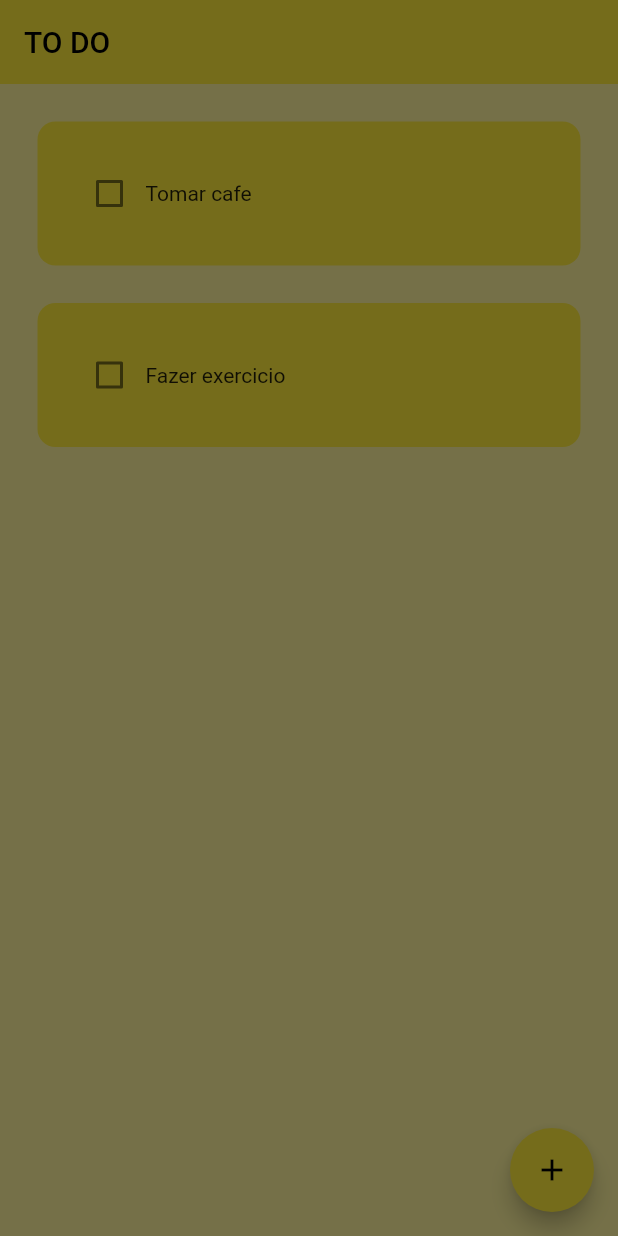
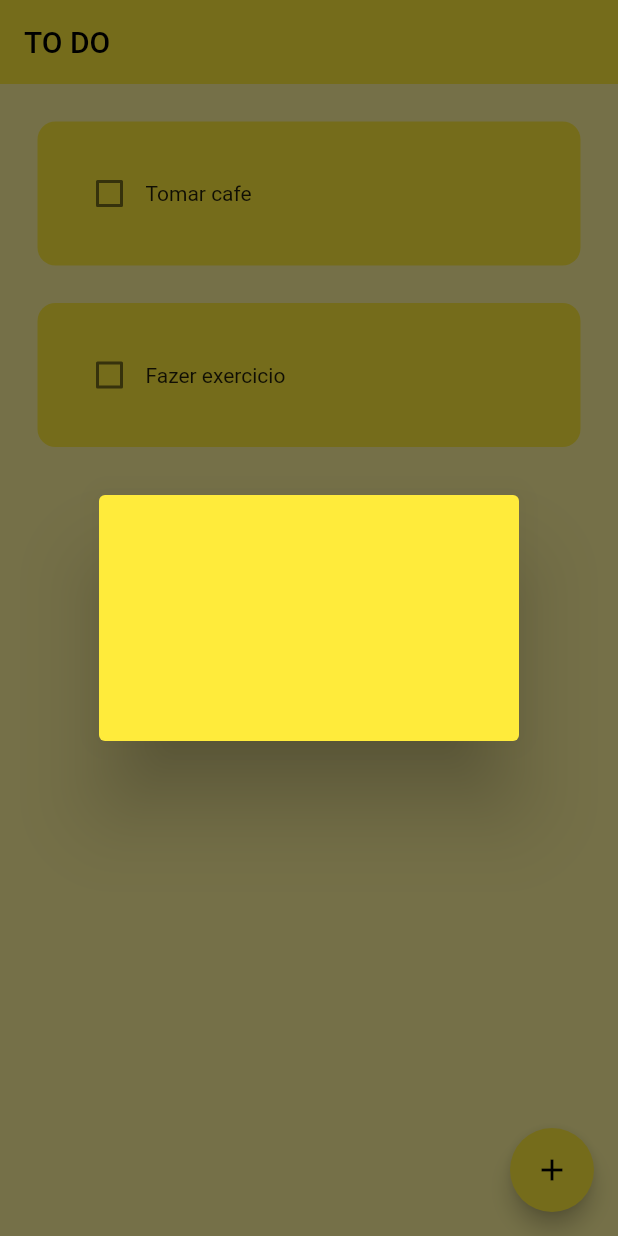
Before and after one commit to MarceloFigueira/todo_list, a Flutter app: the screen it shows after launch, after a tap on the "add" icon, on a phone screen of 412 x 824 dp. Run offline on Flutter 3.47's test engine with Material 2 defaults, Android fonts, the phone set to English and light mode, and no system bars.

Commit message:
create dialogBox

```diff
--- a/lib/app/home_page.dart
+++ b/lib/app/home_page.dart
@@ -1,4 +1,5 @@
 import 'package:flutter/material.dart';
+import 'package:todolist/utils/dialog_box.dart';
 import 'package:todolist/utils/todo_tile.dart';
 
 class HomePage extends StatefulWidget {
@@ -27,7 +28,7 @@ class _HomePageState extends State<HomePage> {
     showDialog(
         context: context,
         builder: (context) {
-          return const AlertDialog();
+          return const DialogBox();
         });
   }
 
--- /dev/null
+++ b/lib/utils/dialog_box.dart
@@ -0,0 +1,15 @@
+import 'package:flutter/material.dart';
+
+class DialogBox extends StatelessWidget {
+  const DialogBox({Key? key}) : super(key: key);
+
+  @override
+  Widget build(BuildContext context) {
+    return AlertDialog(
+      backgroundColor: Colors.yellow,
+      content: Container(
+        height: 120,
+      ),
+    );
+  }
+}
```
